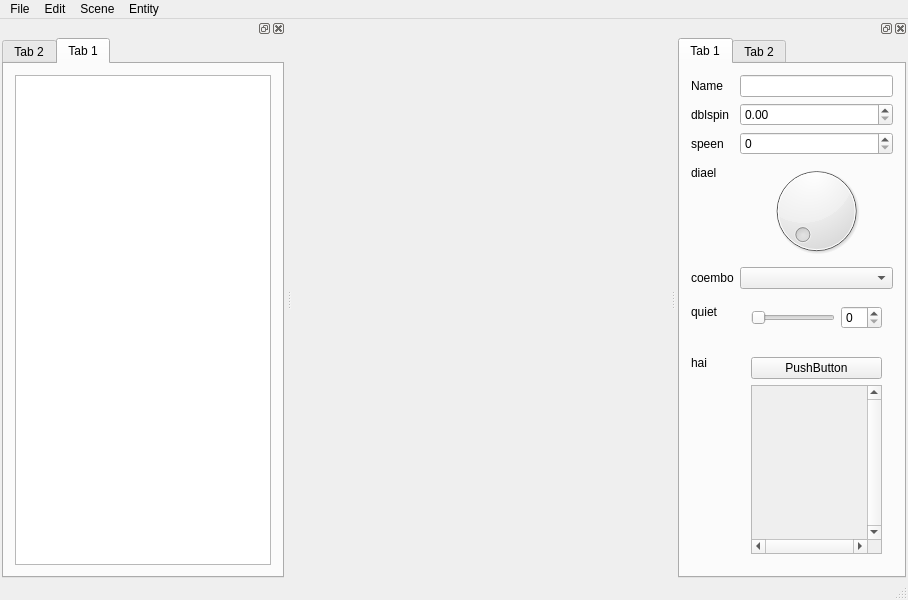
Above: src/editor/MainWindow.ui from loafofpiecrust/lfant before the change. Below: the same form after it.
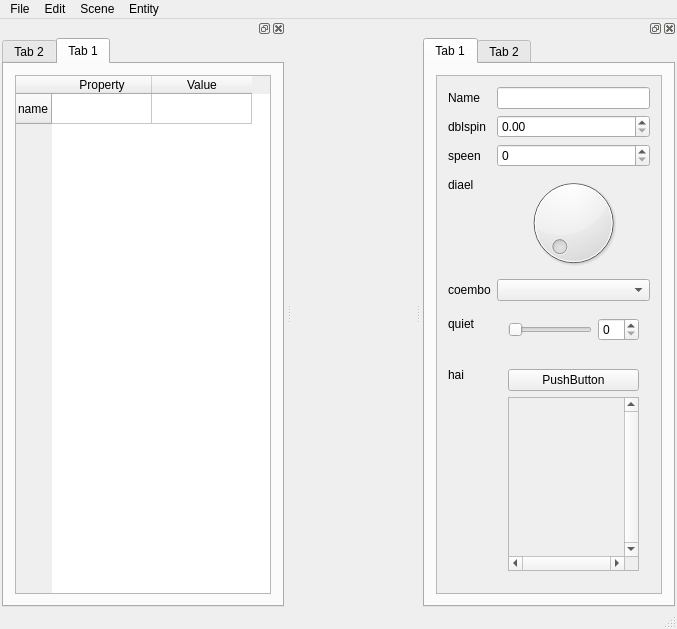
That is the form after the change. The open tabs and pages were chosen to show the change. Custom widgets are drawn as their Qt base class.

```diff
--- a/src/editor/MainWindow.ui
+++ b/src/editor/MainWindow.ui
@@ -6,8 +6,8 @@
    <rect>
     <x>0</x>
     <y>0</y>
-    <width>908</width>
-    <height>600</height>
+    <width>677</width>
+    <height>629</height>
    </rect>
   </property>
   <property name="windowTitle">
@@ -19,7 +19,7 @@
     <rect>
      <x>0</x>
      <y>0</y>
-     <width>908</width>
+     <width>677</width>
      <height>20</height>
     </rect>
    </property>
@@ -107,6 +107,21 @@
         </attribute>
         <layout class="QVBoxLayout" name="verticalLayout_2">
          <item>
+          <widget class="QScrollArea" name="scrollArea_2">
+           <property name="widgetResizable">
+            <bool>true</bool>
+           </property>
+           <widget class="QWidget" name="scrollAreaWidgetContents_2">
+            <property name="geometry">
+             <rect>
+              <x>0</x>
+              <y>0</y>
+              <width>172</width>
+              <height>519</height>
+             </rect>
+            </property>
+            <layout class="QVBoxLayout" name="verticalLayout_3">
+             <item>
           <layout class="QFormLayout" name="formLayout">
            <property name="sizeConstraint">
             <enum>QLayout::SetMinimumSize</enum>
@@ -263,8 +278,8 @@
                   <rect>
                    <x>0</x>
                    <y>0</y>
-                   <width>144</width>
-                   <height>68</height>
+                       <width>64</width>
+                       <height>54</height>
                   </rect>
                  </property>
                  <property name="sizePolicy">
@@ -290,6 +305,10 @@
             </widget>
            </item>
           </layout>
+             </item>
+            </layout>
+           </widget>
+          </widget>
          </item>
         </layout>
        </widget>
@@ -356,7 +375,28 @@
         </attribute>
         <layout class="QHBoxLayout" name="horizontalLayout_3">
          <item>
-          <widget class="QTableWidget" name="tableWidget"/>
+          <widget class="QTableWidget" name="tableWidget_2">
+           <row>
+            <property name="text">
+             <string>name</string>
+            </property>
+           </row>
+           <column>
+            <property name="text">
+             <string>Property</string>
+            </property>
+           </column>
+           <column>
+            <property name="text">
+             <string>Value</string>
+            </property>
+           </column>
+           <item row="0" column="1">
+            <property name="text">
+             <string/>
+            </property>
+           </item>
+          </widget>
          </item>
         </layout>
        </widget>
```
Left out of the diff: 28 changed lines with no effect on the pictures. Lines whose indentation alone changed are shown as unchanged.
